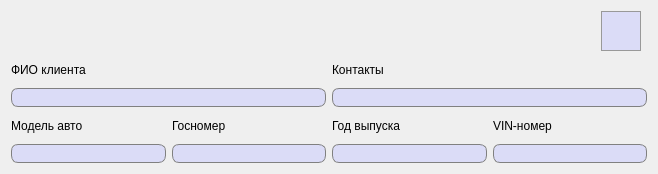
First picture: the form in ViewClient.ui, repository FediiBohdan/TechService, before the edit.
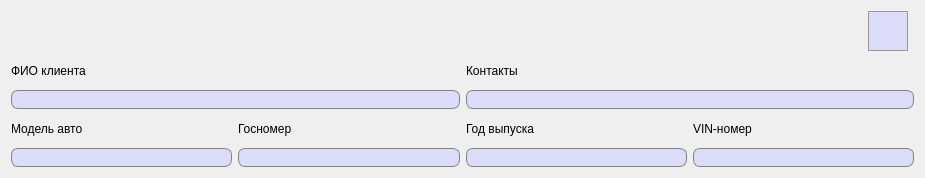
Second picture: the form after the edit. Icons and pictures are not drawn.

```diff
--- a/ViewClient.ui
+++ b/ViewClient.ui
@@ -6,8 +6,8 @@
    <rect>
     <x>0</x>
     <y>0</y>
-    <width>658</width>
-    <height>174</height>
+    <width>925</width>
+    <height>178</height>
    </rect>
   </property>
   <property name="windowTitle">
@@ -96,6 +96,11 @@
      </item>
      <item row="2" column="3">
       <widget class="QLabel" name="label_6">
+       <property name="font">
+        <font>
+         <pointsize>9</pointsize>
+        </font>
+       </property>
        <property name="text">
         <string>VIN-номер</string>
        </property>
@@ -130,6 +135,11 @@
      </item>
      <item row="0" column="2" colspan="2">
       <widget class="QLabel" name="label_2">
+       <property name="font">
+        <font>
+         <pointsize>9</pointsize>
+        </font>
+       </property>
        <property name="text">
         <string>Контакты</string>
        </property>
@@ -137,6 +147,11 @@
      </item>
      <item row="2" column="2">
       <widget class="QLabel" name="label_5">
+       <property name="font">
+        <font>
+         <pointsize>9</pointsize>
+        </font>
+       </property>
        <property name="text">
         <string>Год выпуска</string>
        </property>
@@ -164,6 +179,11 @@
      </item>
      <item row="2" column="0">
       <widget class="QLabel" name="label_3">
+       <property name="font">
+        <font>
+         <pointsize>9</pointsize>
+        </font>
+       </property>
        <property name="text">
         <string>Модель авто</string>
        </property>
@@ -211,6 +231,11 @@
      </item>
      <item row="0" column="0" colspan="2">
       <widget class="QLabel" name="label">
+       <property name="font">
+        <font>
+         <pointsize>9</pointsize>
+        </font>
+       </property>
        <property name="text">
         <string>ФИО клиента</string>
        </property>
```
